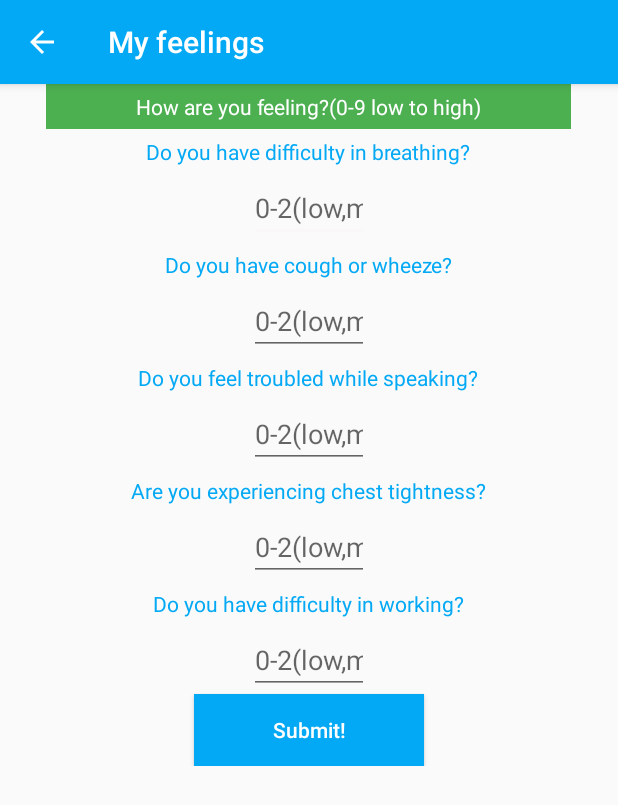
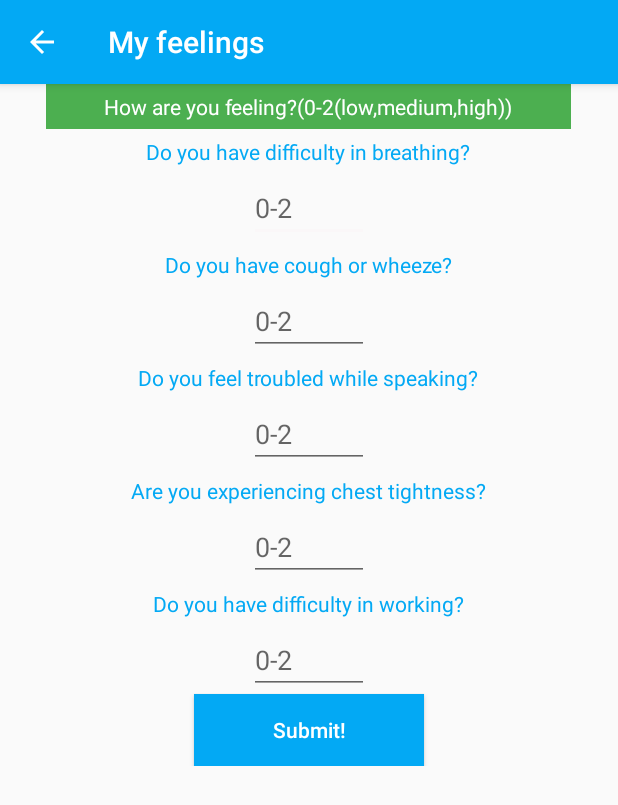
Before and after one commit to KoujiMinamoto/BreatheSafe, an Android app: the Howfeeling screen opened directly, with no data from a screen before it, on a phone screen of 412 x 824 dp. Shown: the top 805 px of the screen. Run offline under Robolectric (Android 15) with nearby library versions, the phone set to English and light mode, and no system bars; our stand-ins replace ButterKnife; libraries missing offline, so code that uses them is left out: com.bigkoo.pickerview, com.mongodb, com.mongodb.util, org.bson.types, org.litepal.

Commit message:
。。。
。。。

```diff
--- /dev/null
+++ b/app/src/main/res/drawable-v24/bc4.xml
@@ -0,0 +1,5 @@
+<?xml version="1.0" encoding="utf-8"?>
+<shape xmlns:android="http://schemas.android.com/apk/res/android" android:shape="rectangle" >
+    <solid android:color="@color/colorPrimary" />
+    <stroke android:width="2dip" android:color="@color/black"/>
+</shape>
--- a/app/src/main/res/layout/add_actplan.xml
+++ b/app/src/main/res/layout/add_actplan.xml
@@ -16,13 +16,17 @@
     >
 
 
+    <Space
+        android:layout_width="match_parent"
+        android:layout_height="20dp" />
+
     <TextView
         android:id="@+id/textView9"
         android:layout_width="350dp"
         android:layout_height="30dp"
         android:gravity="center"
         android:text="Green Zone"
-        android:background="#4caf50"
+        android:background="@drawable/bc1"
         android:textColor="@color/white"
         />
 
--- a/app/src/main/res/layout/add_no.xml
+++ b/app/src/main/res/layout/add_no.xml
@@ -22,7 +22,7 @@
         android:layout_height="30dp"
         android:background="#4caf50"
         android:gravity="center"
-        android:text="How are you feeling?(0-9 low to high)"
+        android:text="How are you feeling?(0-2(low,medium,high))"
         android:textColor="@color/white" />
 
     <TextView
@@ -42,7 +42,7 @@
         android:ems="10"
         android:gravity="left"
 
-        android:hint="0-2(low,medium,high)"
+        android:hint="0-2"
         android:inputType="numberDecimal"
 
         tools:layout_editor_absoluteX="83dp"
@@ -66,7 +66,7 @@
         android:layout_width="80dp"
         android:layout_height="wrap_content"
 
-        android:hint="0-2(low,medium,high)"
+        android:hint="0-2"
         android:inputType="numberDecimal"
         android:gravity="left"/>
 
@@ -86,7 +86,7 @@
         android:layout_width="80dp"
         android:layout_height="wrap_content"
         android:gravity="left"
-        android:hint="0-2(low,medium,high)"
+        android:hint="0-2"
 
         android:inputType="numberDecimal" />
 
@@ -105,7 +105,7 @@
         android:layout_width="80dp"
         android:layout_height="wrap_content"
         android:gravity="left"
-        android:hint="0-2(low,medium,high)"
+        android:hint="0-2"
 
         android:inputType="numberDecimal" />
 
@@ -124,7 +124,7 @@
         android:layout_width="80dp"
         android:layout_height="wrap_content"
         android:gravity="left"
-        android:hint="0-2(low,medium,high)"
+        android:hint="0-2"
 
         android:inputType="numberDecimal" />
 
```
Also changed, not shown: app/src/main/res/layout/add_actplan1.xml (+6 -2 lines), app/src/main/res/layout/userinfo.xml (+6 -2 lines).
